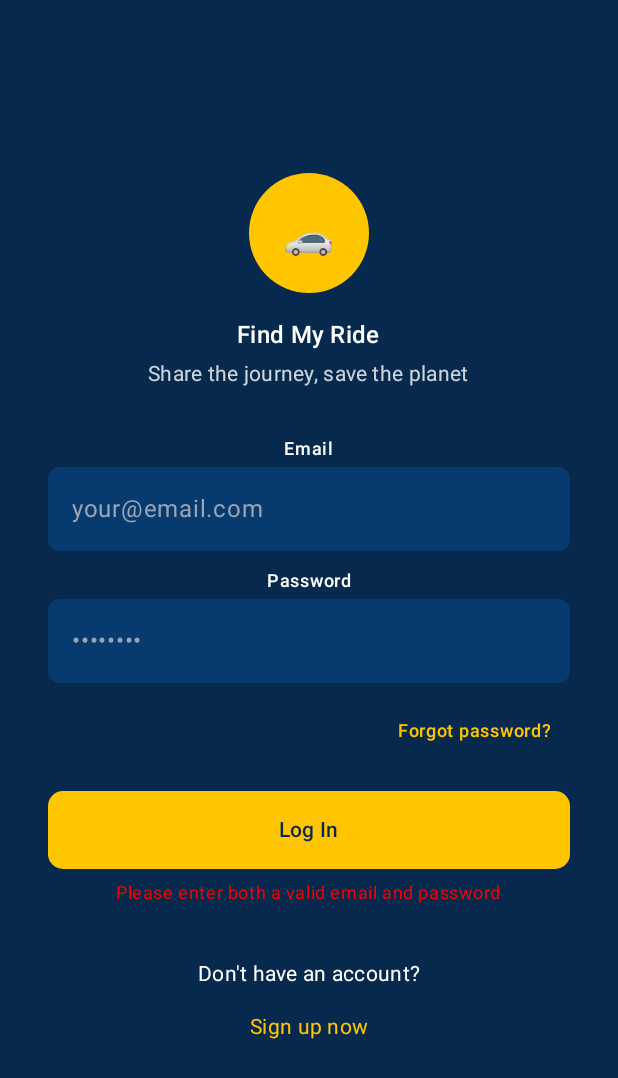
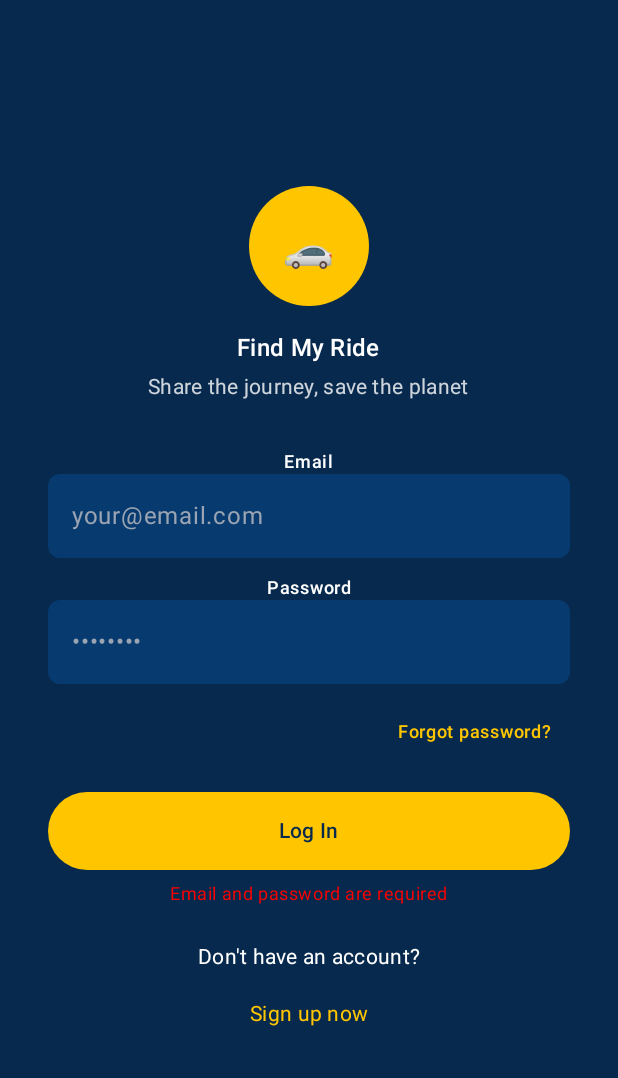
Before and after one commit to bookwalamustafa/Find-My-Ride, an Android app built with Jetpack Compose: the composable LoginRoute shown on its own in the app's theme, after a tap on "Log In", on a phone screen of 412 x 824 dp. Shown: the top 1078 px of the screen. Run offline under Robolectric (Android 15) with nearby library versions, the phone set to English and light mode, and no system bars; 1 statement that could not run was skipped.

Commit message:
feature(refactor): make login page stateless and db connection ready

```diff
--- a/app/composeApp/src/commonMain/kotlin/com/example/demo/feature/auth/login/LoginEvent.kt
+++ b/app/composeApp/src/commonMain/kotlin/com/example/demo/feature/auth/login/LoginEvent.kt
@@ -2,10 +2,9 @@ package com.example.demo.feature.auth.login
 
 
 // Contract of what the user can do on the screen.
+// navigation to signup/forgot stay in app / higher level not events
 sealed interface LoginEvent {
     data class EmailChanged(val value: String) : LoginEvent
     data class PasswordChanged(val value: String) : LoginEvent
     data object Submit : LoginEvent
-    data object ForgotPassword : LoginEvent
-    data object SignUp : LoginEvent
 }
--- /dev/null
+++ b/app/composeApp/src/commonMain/kotlin/com/example/demo/feature/auth/login/LoginRoute.kt
@@ -0,0 +1,22 @@
+package com.example.demo.feature.auth.login
+
+import androidx.compose.runtime.Composable
+import androidx.compose.runtime.collectAsState
+import androidx.compose.runtime.getValue
+import androidx.compose.runtime.remember
+
+@Composable
+fun LoginRoute(
+    onNavigateToSignUp: () -> Unit,
+    onNavigateToForgotPassword: () -> Unit,
+    viewModel: LoginViewModel = remember { LoginViewModel() }
+) {
+    val state by viewModel.uiState.collectAsState()
+
+    LoginScreen(
+        state = state,
+        onEvent = viewModel::onEvent,
+        onNavigateToSignUp = onNavigateToSignUp,
+        onNavigateToForgotPassword = onNavigateToForgotPassword,
+    )
+}
--- a/app/composeApp/src/commonMain/kotlin/com/example/demo/feature/auth/login/LoginScreen.kt
+++ b/app/composeApp/src/commonMain/kotlin/com/example/demo/feature/auth/login/LoginScreen.kt
@@ -1,38 +1,17 @@
 package com.example.demo.feature.auth.login
 
-import androidx.compose.foundation.background
 import androidx.compose.foundation.layout.*
-import androidx.compose.foundation.shape.RoundedCornerShape
 import androidx.compose.material3.*
-import androidx.compose.runtime.*
+import androidx.compose.runtime.Composable
 import androidx.compose.ui.Alignment
 import androidx.compose.ui.Modifier
+import androidx.compose.ui.graphics.Color
 import androidx.compose.ui.unit.dp
-import androidx.compose.ui.graphics.Color
-import com.example.demo.feature.auth.AppLogo
-import com.example.demo.feature.auth.AuthTextField
+import com.example.demo.feature.auth.components.AppLogo
+import com.example.demo.feature.auth.components.AuthScaffold
+import com.example.demo.feature.auth.components.AuthTextField
 import com.example.demo.ui.theme.DrexelBlue
 import com.example.demo.ui.theme.DrexelGold
-
-// ---------- Route (wires ViewModel to UI) ----------
-@Composable
-fun LoginRoute(
-    viewModel: LoginViewModel = remember { LoginViewModel() },
-    onNavigateToSignUp: () -> Unit,
-    onNavigateToForgotPassword: () -> Unit,
-) {
-    val state by viewModel.uiState.collectAsState()
-
-    LoginScreen(
-        state = state,
-        onEvent = viewModel::onEvent,
-        onNavigateToSignUp = onNavigateToSignUp,
-        onNavigateToForgotPassword = onNavigateToForgotPassword
-    )
-}
-
-
-// ---------- Stateless UI screen ----------
 
 @Composable
 fun LoginScreen(
@@ -41,36 +20,8 @@ fun LoginScreen(
     onNavigateToSignUp: () -> Unit,
     onNavigateToForgotPassword: () -> Unit
 ) {
-    Box(
-        modifier = Modifier
-            .fillMaxSize()
-            .background(DrexelBlue),
-        contentAlignment = Alignment.Center
-    ) {
-        Column(
-            modifier = Modifier
-                .fillMaxWidth()
-                .padding(horizontal = 32.dp),
-            horizontalAlignment = Alignment.CenterHorizontally
-        ) {
-
+    AuthScaffold {
         AppLogo()
-
-            Spacer(Modifier.height(16.dp))
-
-            Text(
-                text = "Find My Ride",
-                style = MaterialTheme.typography.titleMedium,
-                color = Color.White
-            )
-
-            Spacer(Modifier.height(4.dp))
-
-            Text(
-                text = "Share the journey, save the planet",
-                style = MaterialTheme.typography.bodyMedium,
-                color = Color.White.copy(alpha = 0.8f)
-            )
 
         Spacer(Modifier.height(32.dp))
 
@@ -79,7 +30,8 @@ fun LoginScreen(
             value = state.email,
             onValueChange = { onEvent(LoginEvent.EmailChanged(it)) },
             placeholder = "your@email.com",
-                isPassword = false
+            isPassword = false,
+            modifier = Modifier.fillMaxWidth()
         )
 
         Spacer(Modifier.height(12.dp))
@@ -89,7 +41,8 @@ fun LoginScreen(
             value = state.password,
             onValueChange = { onEvent(LoginEvent.PasswordChanged(it)) },
             placeholder = "••••••••",
-                isPassword = true
+            isPassword = true,
+            modifier = Modifier.fillMaxWidth()
         )
 
         Spacer(Modifier.height(8.dp))
@@ -115,7 +68,6 @@ fun LoginScreen(
             modifier = Modifier
                 .fillMaxWidth()
                 .height(52.dp),
-                shape = RoundedCornerShape(10.dp),
             colors = ButtonDefaults.buttonColors(
                 containerColor = DrexelGold,
                 contentColor = DrexelBlue
@@ -124,7 +76,6 @@ fun LoginScreen(
             Text(if (state.isLoading) "Loading..." else "Log In")
         }
 
-            // Simple error text (optional)
         state.errorMessage?.let { error ->
             Spacer(Modifier.height(8.dp))
             Text(
@@ -134,7 +85,7 @@ fun LoginScreen(
             )
         }
 
-            Spacer(Modifier.height(36.dp))
+        Spacer(Modifier.height(24.dp))
 
         Text(
             text = "Don't have an account?",
@@ -142,7 +93,7 @@ fun LoginScreen(
             color = Color.White
         )
 
-            Spacer(Modifier.height(1.dp))
+        Spacer(Modifier.height(4.dp))
 
         TextButton(onClick = onNavigateToSignUp) {
             Text(
@@ -153,4 +104,3 @@ fun LoginScreen(
         }
     }
 }
-}
--- a/app/composeApp/src/commonMain/kotlin/com/example/demo/feature/auth/login/LoginViewModel.kt
+++ b/app/composeApp/src/commonMain/kotlin/com/example/demo/feature/auth/login/LoginViewModel.kt
@@ -1,54 +1,55 @@
 package com.example.demo.feature.auth.login
 
-import kotlinx. coroutines.flow.MutableStateFlow
+import com.example.demo.feature.auth.data.AuthRepository
+import com.example.demo.feature.auth.data.FakeAuthRepository
+import kotlinx.coroutines.CoroutineScope
+import kotlinx.coroutines.Dispatchers
+import kotlinx.coroutines.SupervisorJob
+import kotlinx.coroutines.flow.MutableStateFlow
 import kotlinx.coroutines.flow.StateFlow
+import kotlinx.coroutines.launch
 
-class LoginViewModel {
+// real app ready: async + error handling
+class LoginViewModel(
+    private val repository: AuthRepository = FakeAuthRepository()
+) {
+    private val scope = CoroutineScope(SupervisorJob() + Dispatchers.Default)
 
     private val _uiState = MutableStateFlow(LoginUiState())
     val uiState: StateFlow<LoginUiState> = _uiState
 
     fun onEvent(event: LoginEvent) {
         when (event) {
-            is LoginEvent.EmailChanged -> {
+            is LoginEvent.EmailChanged ->
+                _uiState.value = _uiState.value.copy(email = event.value, errorMessage = null)
+
+            is LoginEvent.PasswordChanged ->
+                _uiState.value = _uiState.value.copy(password = event.value, errorMessage = null)
+
+            LoginEvent.Submit -> submit()
+        }
+    }
+
+    private fun submit() {
+        val state = _uiState.value
+
+        if (state.email.isBlank() || state.password.isBlank()) {
+            _uiState.value = state.copy(errorMessage = "Email and password are required")
+            return
+        }
+
+        _uiState.value = state.copy(isLoading = true, errorMessage = null)
+
+        scope.launch {
+            val result = repository.login(state.email, state.password)
+            if (result.isSuccess) {
+                _uiState.value = _uiState.value.copy(isLoading = false)
+                // later: trigger navigation to main app screen
+            } else {
                 _uiState.value = _uiState.value.copy(
-                    email = event.value,
-                    errorMessage = null
+                    isLoading = false,
+                    errorMessage = result.exceptionOrNull()?.message ?: "Login failed"
                 )
-            }
-
-            is LoginEvent.PasswordChanged -> {
-                _uiState.value = _uiState.value.copy(
-                    password = event.value,
-                    errorMessage = null
-                )
-            }
-
-            LoginEvent.Submit -> {
-                // Will be a very basic validation for now
-                val current = _uiState.value
-                if (current.email.isBlank() || current.password.isBlank()) {
-                    _uiState.value = current.copy(
-                        errorMessage = "Please enter both a valid email and password"
-                    )
-                } else {
-                    // Here is where you would call your auth API/repository
-                    _uiState.value = current.copy(
-                        isLoading = false,
-                        errorMessage = null
-                    )
-                }
-            }
-
-            LoginEvent.ForgotPassword -> {
-                // Later: navigate or open reset flow
-                // For now we just clear error
-                _uiState.value = _uiState.value.copy(errorMessage = null)
-            }
-
-            LoginEvent.SignUp -> {
-                // Later: navigate to sign up screen
-                _uiState.value = _uiState.value.copy(errorMessage = null)
             }
         }
     }
```
Lines whose indentation alone changed are shown as unchanged.
